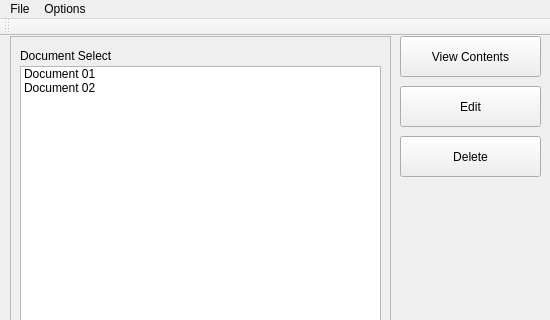
RafalDziegiel13k4/tech-int-project, file native-client/mainwindow.ui: the form before one commit; both pictures show x 0 to 550 and y 0 to 320 of the 550 by 490 pixel window.
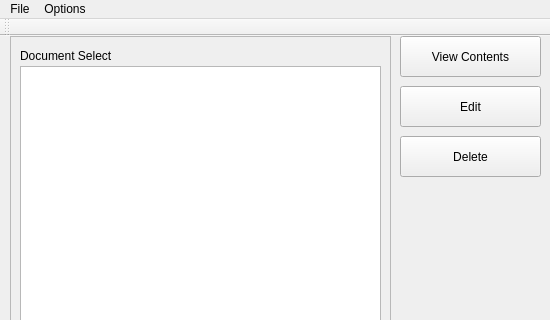
The form after the commit.

```diff
--- a/native-client/mainwindow.ui
+++ b/native-client/mainwindow.ui
@@ -59,16 +59,6 @@
      <property name="focusPolicy">
       <enum>Qt::StrongFocus</enum>
      </property>
-     <item>
-      <property name="text">
-       <string>Document 01</string>
-      </property>
-     </item>
-     <item>
-      <property name="text">
-       <string>Document 02</string>
-      </property>
-     </item>
     </widget>
     <widget class="QLabel" name="labelDocSel">
      <property name="geometry">
```
